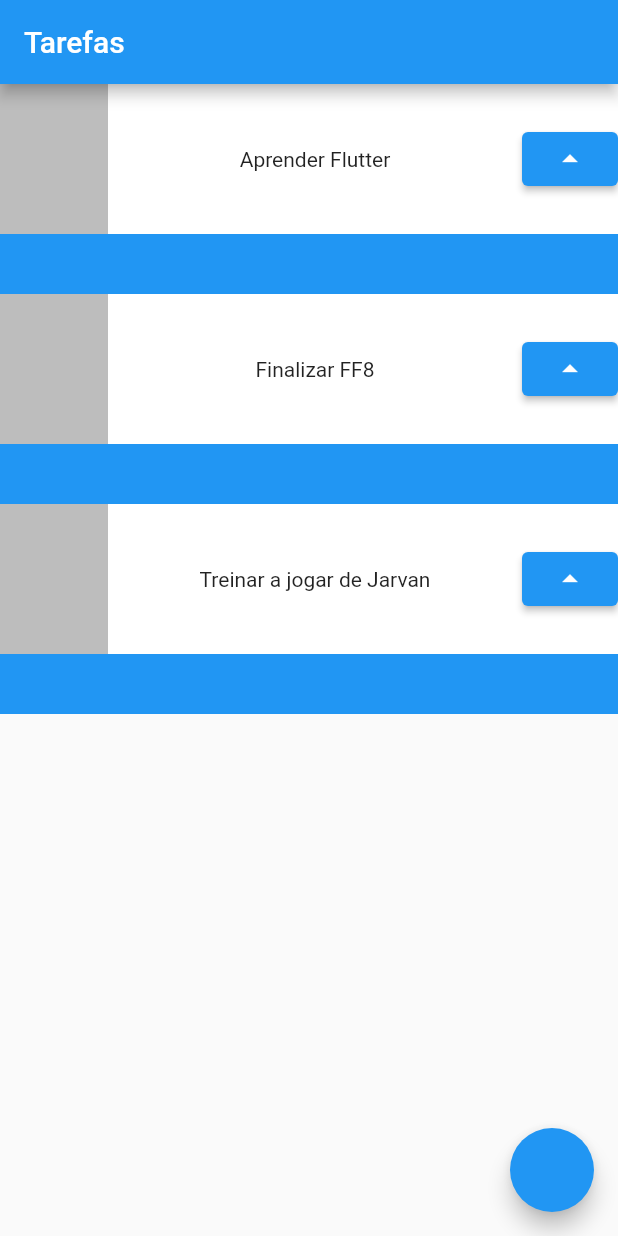
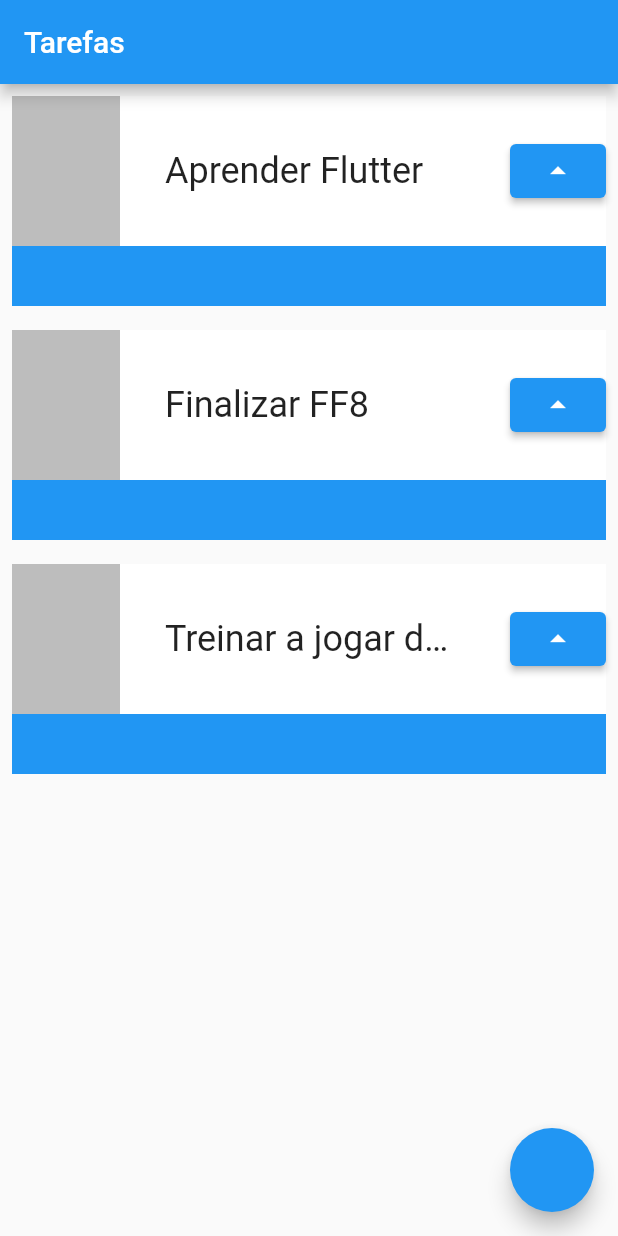
Before and after one commit to AAlan12/flutter-praticas, a Flutter app: the screen it shows after launch, on a phone screen of 412 x 824 dp. Run offline on Flutter 3.47's test engine with Material 2 defaults, Android fonts, the phone set to English and light mode, and no system bars.

Commit message:
Empacotamento da task com ListView e ajustes de tamanho

```diff
--- a/lib/main.dart
+++ b/lib/main.dart
@@ -18,7 +18,7 @@ class MyApp extends StatelessWidget {
         appBar: AppBar(
           title: Text('Tarefas'),
         ),
-        body: Column(children: [
+        body: ListView(children: [
           Task('Aprender Flutter'),
           Task('Finalizar FF8'),
           Task('Treinar a jogar de Jarvan'),
@@ -35,7 +35,9 @@ class Task extends StatelessWidget {
 
   @override
   Widget build(BuildContext context) {
-    return Container(
+    return Padding(
+      padding: const EdgeInsets.all(8.0),
+      child: Container(
         child: Stack(
           children: [
             Container(
@@ -53,7 +55,16 @@ class Task extends StatelessWidget {
                     width: 72,
                     height: 100,
                   ),
-                Text(nome),
+                  Container(
+                    width: 200,
+                    child: Text(
+                      nome,
+                      style: TextStyle(
+                        fontSize: 24,
+                        overflow: TextOverflow.ellipsis,
+                      ),
+                    ),
+                  ),
                   ElevatedButton(
                       onPressed: () {}, child: Icon(Icons.arrow_drop_up))
                 ],
@@ -61,6 +72,7 @@ class Task extends StatelessWidget {
             )
           ],
         ),
+      ),
     );
   }
 }
```
Lines whose indentation alone changed are shown as unchanged.
